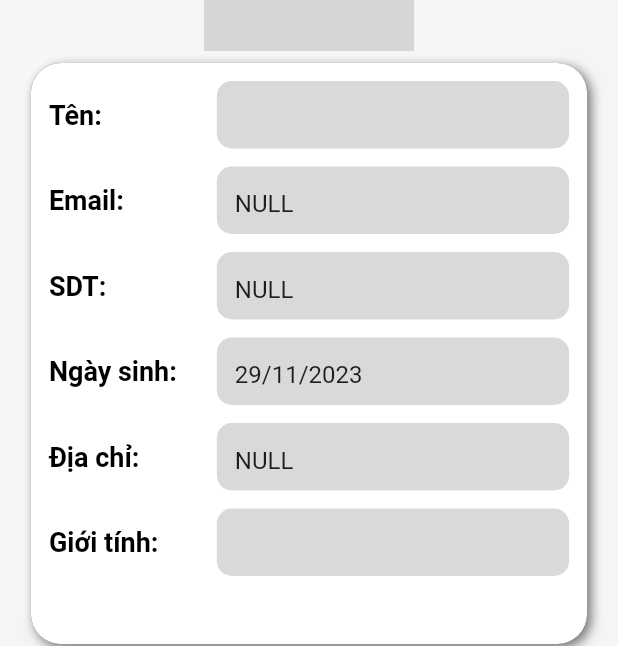
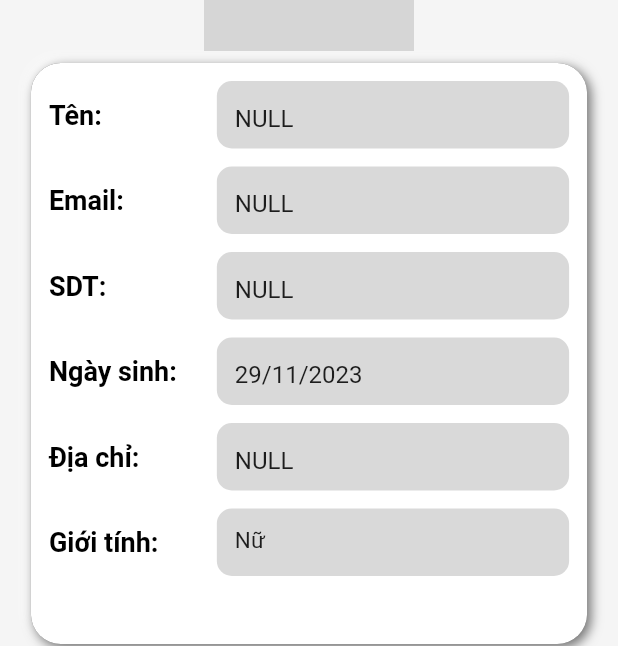
Before and after one commit to nguyenlee0910/mea, a Flutter app: the UserManagementPage screen opened directly, after a tap on "Cập nhật thông tin", on a phone screen of 412 x 824 dp. Shown: the part 255-901 px from the top of the screen. Run offline on Flutter 3.47's test engine with Material 2 defaults, Android fonts, the phone set to English and light mode, and no system bars; drawn by our look-alikes of flutter_neumorphic; our stand-ins replace awesome_dialog, custom_sliding_segmented_control, envied, firebase_core, firebase_crashlytics, firebase_messaging and 8 more; missing offline and left inert: firebase_performance, stream_chat_flutter; accounts and stored records are empty; network calls fail; grey boxes are pictures that could not be loaded.

Commit message:
update edt user

```diff
--- a/lib/presentations/UserManagement/user_edit.dart
+++ b/lib/presentations/UserManagement/user_edit.dart
@@ -9,9 +9,12 @@ import 'package:shared_preferences/shared_preferences.dart';
 
 import '../../models/user_model.dart';
 
+// ignore: must_be_immutable
 class UserEditProfilePage extends StatefulWidget {
-  const UserEditProfilePage({super.key});
+  UserEditProfilePage({super.key, required this.userModel});
   static const routeName = 'edit_profile';
+
+  UserModel userModel;
 
   @override
   State<UserEditProfilePage> createState() => _UserEditProfilePageState();
@@ -29,15 +32,10 @@ class _UserEditProfilePageState extends State<UserEditProfilePage> {
   String departmentName = '';
   UserModel userModel = UserModel();
 
-  Future<void> getData() async {
-    final prefs = await SharedPreferences.getInstance();
-    final data =
-        jsonDecode(prefs.getString('userData')!) as Map<String, dynamic>;
+  void getData() {
     setState(() {
-      userModel = UserModel.fromJson(data);
-      departmentName = prefs.getString('departmentName') ?? 'NULL';
+      userModel = widget.userModel;
       _gender = userModel.gender == 'MALE' ? genderList.first : genderList.last;
-
       _name = userModel.name ?? 'NULL';
       _birthday = userModel.birthday ?? 'NULL';
       _address = userModel.address ?? 'NULL';
--- a/lib/presentations/UserManagement/user_management.dart
+++ b/lib/presentations/UserManagement/user_management.dart
@@ -77,6 +77,7 @@ class _UserManagementPageState extends State<UserManagementPage> {
                     icon: widget.cellData[index].iconData!,
                     text: widget.cellData[index].textTitle!,
                     route: widget.cellData[index].route ?? '',
+                    extra: index == 0 ? userModel : null,
                   ),
                 );
               },
--- a/lib/router.dart
+++ b/lib/router.dart
@@ -5,6 +5,7 @@ import 'package:go_router/go_router.dart';
 import 'package:mea/models/base_request_model.dart';
 import 'package:mea/models/equipment_model.dart';
 import 'package:mea/models/notification_model.dart';
+import 'package:mea/models/user_model.dart';
 import 'package:mea/navigation_page.dart';
 import 'package:mea/presentations/Authencation/create_new_password.dart';
 import 'package:mea/presentations/Authencation/forgot_password.dart';
@@ -70,8 +71,10 @@ GoRouter appRouter() => GoRouter(
         GoRoute(
           path: '/edit_profile',
           name: UserEditProfilePage.routeName,
-          builder: (BuildContext context, GoRouterState state) =>
-              const UserEditProfilePage(),
+          builder: (BuildContext context, GoRouterState state) {
+            final userModel = state.extra! as UserModel;
+            return UserEditProfilePage(userModel: userModel);
+          },
         ),
         GoRoute(
           path: '/equipment_all',
--- a/lib/widgets/white_tableCell.dart
+++ b/lib/widgets/white_tableCell.dart
@@ -2,18 +2,19 @@ import 'package:flutter_neumorphic/flutter_neumorphic.dart';
 import 'package:go_router/go_router.dart';
 
 class WhiteTableCell extends StatelessWidget {
-  const WhiteTableCell({
-    required this.icon,
-    required this.text,
-    this.route,
-    this.isCenter = false,
-    super.key,
-  });
+  const WhiteTableCell(
+      {required this.icon,
+      required this.text,
+      this.route,
+      this.isCenter = false,
+      super.key,
+      this.extra});
 
   final IconData icon;
   final String text;
   final String? route;
   final bool isCenter;
+  final dynamic extra;
 
   @override
   Widget build(BuildContext context) {
@@ -77,8 +78,10 @@ class WhiteTableCell extends StatelessWidget {
             ),
           ),
           onTap: () {
-            if ('' != route) {
+            if ('' != route && extra == null) {
               context.push(route!);
+            } else if ('' != route && extra != null) {
+              context.push(route!, extra: extra);
             }
           },
         ),
```
